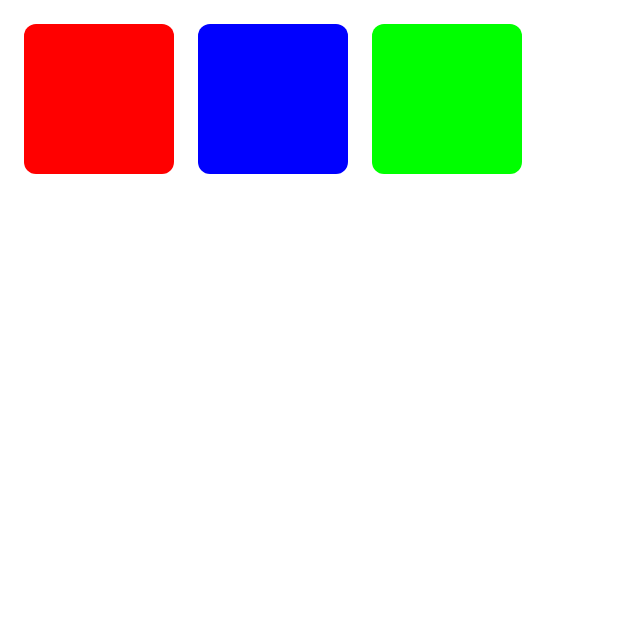
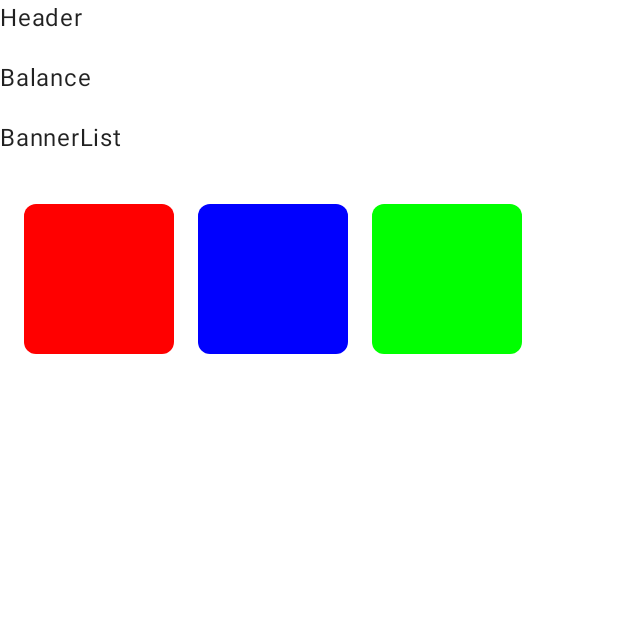
Before and after one commit to gabrielbarth/KmpTon, an Android app built with Jetpack Compose: the screen it shows after launch (MainActivity), on a phone screen of 412 x 824 dp, the top half of it. Run offline under Robolectric (Android 15) with nearby library versions, the phone set to English and light mode, and no system bars; our stand-ins replace Voyager.

Commit message:
ref: home ui state to view model

```diff
--- a/features/home/src/commonMain/kotlin/com/example/home/HomeScreen.kt
+++ b/features/home/src/commonMain/kotlin/com/example/home/HomeScreen.kt
@@ -1,43 +1,58 @@
 package com.example.home
 
+import androidx.compose.foundation.layout.Arrangement
+import androidx.compose.foundation.layout.Column
+import androidx.compose.foundation.layout.Row
+import androidx.compose.foundation.layout.fillMaxSize
+import androidx.compose.foundation.layout.fillMaxWidth
+import androidx.compose.foundation.layout.padding
+import androidx.compose.foundation.layout.size
+import androidx.compose.foundation.shape.RoundedCornerShape
+import androidx.compose.material.MaterialTheme
+import androidx.compose.material.Surface
 import androidx.compose.material.Text
 import androidx.compose.runtime.Composable
 import androidx.compose.runtime.collectAsState
 import androidx.compose.runtime.getValue
+import androidx.compose.ui.Alignment
 import androidx.compose.ui.Modifier
+import androidx.compose.ui.graphics.Color
+import androidx.compose.ui.unit.dp
 import cafe.adriel.voyager.core.screen.Screen
 import cafe.adriel.voyager.koin.getScreenModel
-import com.example.home.components.ProductGrid
+
 
 class HomeScreen : Screen {
 
     @Composable
     override fun Content() {
         val homeViewModel = getScreenModel<HomeViewModel>()
-        val productGridUiState by homeViewModel.state.collectAsState()
-//    val bannersUiState by homeViewModel.bannersUiState.collectAsState()
+        val homeUiState by homeViewModel.state.collectAsState()
 
         HomeScreen(
-            productGridUiState = productGridUiState,
-//        bannersUiState = bannersUiState,
-            //modifier = modifier,
+            homeUiState = homeUiState,
         )
     }
 
     @Composable
     internal fun HomeScreen(
-        productGridUiState: ProductGridUiState,
-//    bannersUiState: BannersUiState?,
+        homeUiState: HomeUiState,
         modifier: Modifier = Modifier
     ) {
-        when (productGridUiState) {
-            is ProductGridUiState.Success -> {
-                ProductGrid(
-                    productGridUiState.products
-                )
+        when (homeUiState) {
+            is HomeUiState.Success -> {
+                Column(
+                    modifier = modifier.fillMaxSize(),
+                    verticalArrangement = Arrangement.spacedBy(16.dp)
+                ) {
+                    Header()
+                    Balance()
+                    BannerList(homeUiState.banners)
+                    ProductGrid(homeUiState.products)
+                }
             }
 
-            is ProductGridUiState.Loading -> {
+            is HomeUiState.Loading -> {
                 Text("Loading")
             }
 
@@ -49,3 +64,56 @@ class HomeScreen : Screen {
     }
 
 }
+
+@Composable
+fun Header() {
+    Text("Header")
+}
+
+@Composable
+fun Balance() {
+    Text("Balance")
+}
+
+@Composable
+fun BannerList(items: List<Color>) {
+    Text("BannerList")
+}
+
+@Composable
+fun ProductGrid(items: List<Color>) {
+    Surface(color = MaterialTheme.colors.background) {
+        Column(
+            modifier = Modifier
+                .fillMaxSize()
+                .padding(16.dp),
+            verticalArrangement = Arrangement.spacedBy(16.dp),
+            horizontalAlignment = Alignment.CenterHorizontally
+        ) {
+            val rows = (items.size + 2) / 3
+            repeat(rows) { rowIndex ->
+                Row(
+                    modifier = Modifier.fillMaxWidth(),
+                    horizontalArrangement = Arrangement.spacedBy(16.dp)
+                ) {
+                    val start = rowIndex * 3
+                    val end = minOf(start + 3, items.size)
+                    for (i in start until end) {
+                        ProductItem(color = items[i])
+                    }
+                }
+            }
+        }
+    }
+}
+
+@Composable
+fun ProductItem(color: Color) {
+    Surface(
+        modifier = Modifier.size(100.dp),
+        shape = RoundedCornerShape(8.dp),
+        color = color
+    ) {
+        // TODO
+    }
+}
--- a/features/home/src/commonMain/kotlin/com/example/home/HomeViewModel.kt
+++ b/features/home/src/commonMain/kotlin/com/example/home/HomeViewModel.kt
@@ -12,31 +12,22 @@ class HomeViewModel(
 // todo: get banners and product grid from repositories
 //    productsGridRepository: ProductGridRepository,
 //    bannersRepository: BannersRepository
-) : StateScreenModel<ProductGridUiState>(ProductGridUiState.Loading) {
-
-    val bannersUiState = MutableStateFlow<BannersUiState?>(null).asStateFlow()
+) : StateScreenModel<HomeUiState>(HomeUiState.Loading) {
 
     init {
         getData()
     }
     fun getData() {
         mutableState.update {
-            ProductGridUiState.Success(
-                listOf(Color.Red, Color.Blue, Color.Green)
+            HomeUiState.Success(
+                products = listOf(Color.Red, Color.Blue, Color.Green),
+                banners = listOf(Color.Red, Color.Blue, Color.Green)
             )
         }
     }
 }
-
-
-sealed interface ProductGridUiState {
-    data class Success(val products: List<Color>) : ProductGridUiState
-    object Error : ProductGridUiState
-    object Loading : ProductGridUiState
+sealed interface HomeUiState {
+    data class Success(val products: List<Color>, val banners: List<Color>) : HomeUiState
+    object Error : HomeUiState
+    object Loading : HomeUiState
 }
-
-sealed interface BannersUiState {
-    data class Success(val banners: List<String>) : BannersUiState
-    object Error : BannersUiState
-    object Loading : BannersUiState
-}
```
